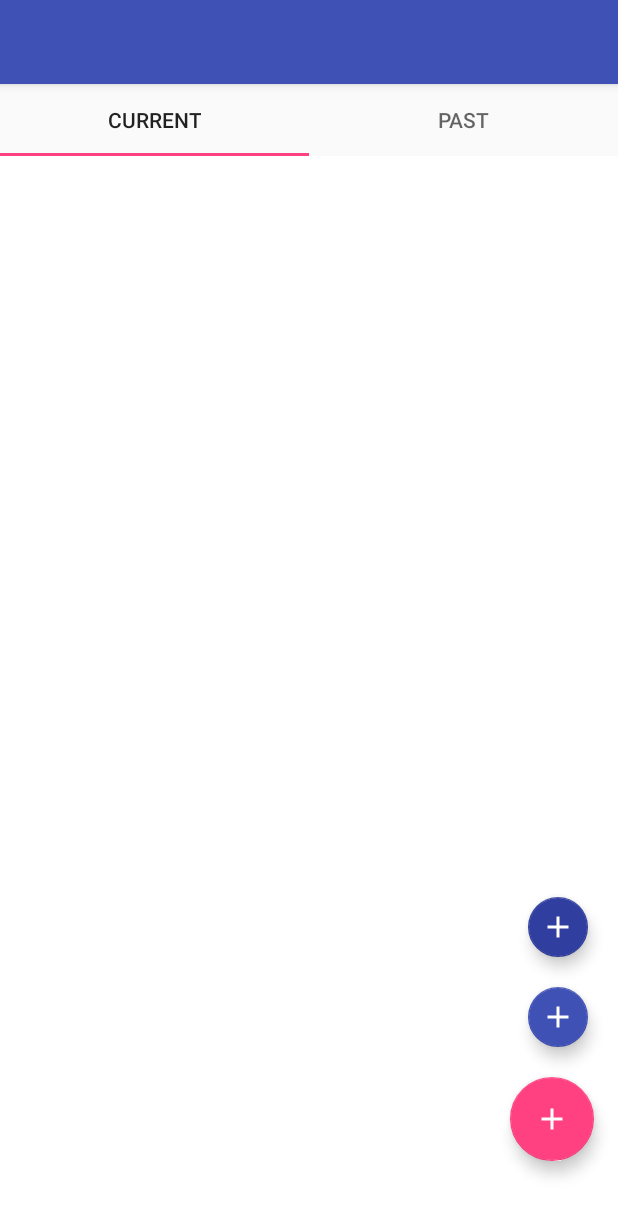
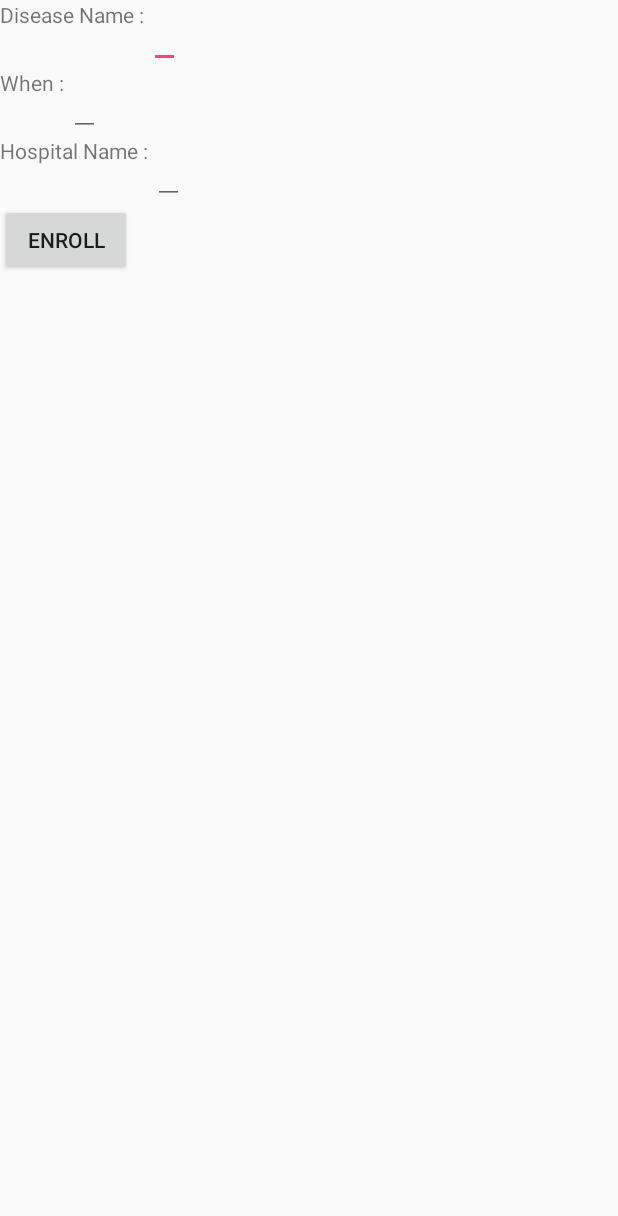
Before and after one commit to PillGood/PillGood, an Android app: the screen it shows after launch (MainActivity before the commit, EnrollmentActivity after it), after a tap on an icon or button, on a phone screen of 412 x 824 dp. Shown: the top 1216 px of the screen. Run offline under Robolectric (Android 15) with nearby library versions, the phone set to English and light mode, and no system bars; libraries missing offline, so code that uses them is left out: com.google.zxing.integration; 1 statement that could not run was skipped; 2 other taps on this screen came first.

Commit message:
Enrollment Activity
 QR scanner automatically fills out the form and Users can fill out the form directly

```diff
--- /dev/null
+++ b/app/src/main/java/com/example/pc/pillgood/EnrollmentActivity.java
@@ -0,0 +1,83 @@
+package com.example.pc.pillgood;
+
+import android.content.Intent;
+import android.support.v7.app.AppCompatActivity;
+import android.os.Bundle;
+import android.util.Log;
+import android.view.View;
+import android.widget.Button;
+import android.widget.EditText;
+
+import org.json.JSONArray;
+import org.json.JSONException;
+import org.json.JSONObject;
+
+public class EnrollmentActivity extends AppCompatActivity {
+    Intent intent;
+    JSONArray scanningResultArray;
+    JSONObject scanningResult;
+    EditText edit_diseaseName;
+    EditText edit_when;
+    EditText edit_hospital;
+    String diseaseName;
+    long date;
+    String hospitalName;
+    Button enrollmentBtn;
+
+    @Override
+    protected void onCreate(Bundle savedInstanceState) {
+        super.onCreate(savedInstanceState);
+        setContentView(R.layout.activity_enrollment);
+
+        intent = getIntent();
+        int wayToEnroll = intent.getIntExtra("wayToEnroll", 0);
+
+        edit_diseaseName = (EditText) findViewById(R.id.diseaseName);
+        edit_when = (EditText) findViewById(R.id.when);
+        edit_hospital = (EditText) findViewById(R.id.hospital);
+        enrollmentBtn = (Button) findViewById(R.id.enrollmentBtn);
+
+        if (wayToEnroll == 1) { // Fast enrollment using qr scanning
+            try {
+                scanningResultArray = new JSONArray(intent.getStringExtra("QRscanResult"));
+                scanningResult = scanningResultArray.getJSONObject(0);
+
+                diseaseName = scanningResult.getString("diseaseName");
+                edit_diseaseName.setText(diseaseName);
+
+                date = scanningResult.getLong("filledDate");
+                edit_when.setText(Long.toString(date));
+
+                JSONObject hospitalObj;
+                try {
+                    hospitalObj = scanningResult.getJSONObject("hospital");
+                    hospitalName = hospitalObj.getString("hName");
+                    edit_hospital.setText(hospitalName);
+                } catch (JSONException e) {
+                    e.printStackTrace();
+                }
+
+            } catch (JSONException e) {
+                e.printStackTrace();
+            }
+        }
+
+        enrollmentBtn.setOnClickListener(new View.OnClickListener() {
+            @Override
+            public void onClick(View view) {
+                diseaseName = edit_diseaseName.getText().toString();
+                hospitalName = edit_hospital.getText().toString();
+                date = Long.parseLong(edit_when.getText().toString());
+
+                // store the data
+                EntryDatabaseHandler handler = EntryDatabaseHandler.getInstance(getApplicationContext());
+                Entry entry = new Entry(handler.getEntryCount(), diseaseName, hospitalName, date);
+                handler.addEntry(entry);
+                Log.v("Database Size!!!", Integer.toString(handler.getEntryCount()));
+
+                //return to home
+                finish();
+            }
+        });
+    }
+}
--- a/app/src/main/java/com/example/pc/pillgood/MainActivity.java
+++ b/app/src/main/java/com/example/pc/pillgood/MainActivity.java
@@ -9,8 +9,14 @@ import android.support.v7.app.AppCompatActivity;
 import android.view.View;
 import android.view.animation.Animation;
 import android.view.animation.AnimationUtils;
+import android.widget.Toast;
 
 import com.google.zxing.integration.android.IntentIntegrator;
+import com.google.zxing.integration.android.IntentResult;
+
+import org.json.JSONArray;
+import org.json.JSONException;
+import org.json.JSONObject;
 
 public class MainActivity extends AppCompatActivity {
     FloatingActionButton plusBtn, fastEnrollmentBtn, enrollmentBtn;
@@ -73,7 +79,9 @@ public class MainActivity extends AppCompatActivity {
         enrollmentBtn.setOnClickListener(new View.OnClickListener() {
             @Override
             public void onClick(View view) {
-
+                Intent intent = new Intent(getApplicationContext(), EnrollmentActivity.class);
+                intent.putExtra("wayToEnroll",2);
+                startActivity(intent);
             }
         });
     }
@@ -81,6 +89,31 @@ public class MainActivity extends AppCompatActivity {
     //getting the scan results
     @Override
     protected void onActivityResult(int requestCode, int resultCode, Intent data) {
-        super.onActivityResult(requestCode, resultCode, data);
+        IntentResult result = IntentIntegrator.parseActivityResult(requestCode, resultCode, data);
+        if (result != null) {
+            // There is no qr code
+            if (result.getContents() == null) {
+                Toast.makeText(MainActivity.this, "Cancle!", Toast.LENGTH_LONG).show();
+            }
+            else {
+                // There is a result
+                Toast.makeText(MainActivity.this, "Done!", Toast.LENGTH_SHORT);
+
+                try {
+//                    JSONObject scanningResult = new JSONObject(result.getContents());
+                    JSONArray scanningResult = new JSONArray(result.getContents());
+
+                    /**********/
+                    // intent to enrollmentActivity and deliver the result to enrollmentActivity
+                    Intent intent = new Intent(this, EnrollmentActivity.class);
+                    intent.putExtra("wayToEnroll", 1);
+                    intent.putExtra("QRscanResult", scanningResult.toString());
+                    startActivity(intent);
+                    /**********/
+                } catch (JSONException e) {
+                    e.printStackTrace();
+                }
+            }
+        }
     }
 }
--- /dev/null
+++ b/app/src/main/res/layout/activity_enrollment.xml
@@ -0,0 +1,54 @@
+<?xml version="1.0" encoding="utf-8"?>
+<LinearLayout xmlns:android="http://schemas.android.com/apk/res/android"
+    android:layout_width="match_parent"
+    android:layout_height="match_parent"
+    android:orientation="vertical">
+    <RelativeLayout
+        android:layout_width="wrap_content"
+        android:layout_height="wrap_content">
+        <TextView
+            android:id="@+id/diseaseNameText"
+            android:layout_width="wrap_content"
+            android:layout_height="wrap_content"
+            android:text="Disease Name : "/>
+        <EditText
+            android:id="@+id/diseaseName"
+            android:layout_width="wrap_content"
+            android:layout_height="wrap_content"
+            android:layout_toRightOf="@+id/diseaseNameText"/>
+    </RelativeLayout>
+    <RelativeLayout
+        android:layout_width="wrap_content"
+        android:layout_height="wrap_content">
+        <TextView
+            android:id="@+id/whenText"
+            android:layout_width="wrap_content"
+            android:layout_height="wrap_content"
+            android:text="When : "/>
+        <EditText
+            android:id="@+id/when"
+            android:layout_width="wrap_content"
+            android:layout_height="wrap_content"
+            android:layout_toRightOf="@+id/whenText"/>
+    </RelativeLayout>
+    <RelativeLayout
+        android:layout_width="wrap_content"
+        android:layout_height="wrap_content">
+        <TextView
+            android:id="@+id/hospitalText"
+            android:layout_width="wrap_content"
+            android:layout_height="wrap_content"
+            android:text="Hospital Name : "/>
+        <EditText
+            android:id="@+id/hospital"
+            android:layout_width="wrap_content"
+            android:layout_height="wrap_content"
+            android:layout_toRightOf="@+id/hospitalText"/>
+    </RelativeLayout>
+
+    <Button
+        android:id="@+id/enrollmentBtn"
+        android:layout_width="wrap_content"
+        android:layout_height="wrap_content"
+        android:text="Enroll"/>
+</LinearLayout>
--- /dev/null
+++ b/app/src/main/res/values/dimens.xml
@@ -0,0 +1,3 @@
+<resources>
+    <dimen name="fab_margin">16dp</dimen>
+</resources>
--- a/app/src/main/res/values/strings.xml
+++ b/app/src/main/res/values/strings.xml
@@ -5,4 +5,5 @@
     <string name="hello_blank_fragment" translatable="false">Hello blank fragment</string>
     <string name="current_fragment">Current</string>
     <string name="past_fragment">Past</string>
+    <string name="title_activity_enrollment">EnrollmentActivity</string>
 </resources>
--- a/app/src/main/res/values/styles.xml
+++ b/app/src/main/res/values/styles.xml
@@ -8,4 +8,8 @@
         <item name="colorAccent">@color/colorAccent</item>
     </style>
 
+    <style name="AppTheme.AppBarOverlay" parent="ThemeOverlay.AppCompat.Dark.ActionBar" />
+
+    <style name="AppTheme.PopupOverlay" parent="ThemeOverlay.AppCompat.Light" />
+
 </resources>
```
Also changed, not shown: app/src/main/AndroidManifest.xml (+5 -3 lines), 1 other file.
